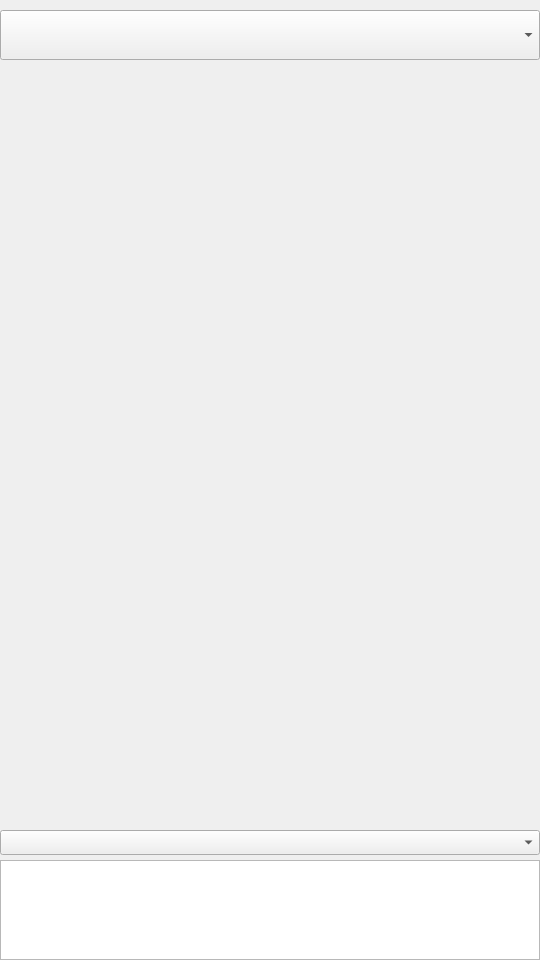
The window that Apps/IoT-Dashboard/mainwindow.ui (quachconghoang/agricultureDrone) describes before a commit, drawn with Qt 5.
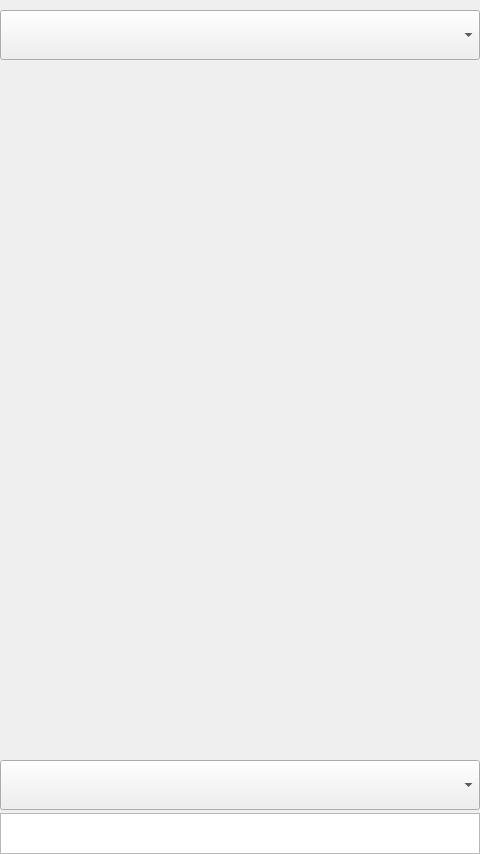
The same window after the commit. Icons and pictures are not drawn.

Diff of the .ui file:
```diff
--- a/Apps/IoT-Dashboard/mainwindow.ui
+++ b/Apps/IoT-Dashboard/mainwindow.ui
@@ -6,8 +6,8 @@
    <rect>
     <x>0</x>
     <y>0</y>
-    <width>540</width>
-    <height>960</height>
+    <width>480</width>
+    <height>854</height>
    </rect>
   </property>
   <property name="windowTitle">
@@ -25,9 +25,9 @@
     <property name="geometry">
      <rect>
       <x>0</x>
-      <y>830</y>
-      <width>540</width>
-      <height>25</height>
+      <y>760</y>
+      <width>480</width>
+      <height>50</height>
      </rect>
     </property>
    </widget>
@@ -35,9 +35,9 @@
     <property name="geometry">
      <rect>
       <x>0</x>
-      <y>860</y>
-      <width>540</width>
-      <height>100</height>
+      <y>813</y>
+      <width>480</width>
+      <height>41</height>
      </rect>
     </property>
    </widget>
@@ -46,7 +46,7 @@
      <rect>
       <x>0</x>
       <y>10</y>
-      <width>540</width>
+      <width>480</width>
       <height>50</height>
      </rect>
     </property>
@@ -57,6 +57,21 @@
      </size>
     </property>
    </widget>
+   <widget class="QWidget" name="verticalLayoutWidget">
+    <property name="geometry">
+     <rect>
+      <x>0</x>
+      <y>60</y>
+      <width>481</width>
+      <height>701</height>
+     </rect>
+    </property>
+    <layout class="QVBoxLayout" name="verticalLayout">
+     <property name="spacing">
+      <number>6</number>
+     </property>
+    </layout>
+   </widget>
   </widget>
  </widget>
  <resources>
```
